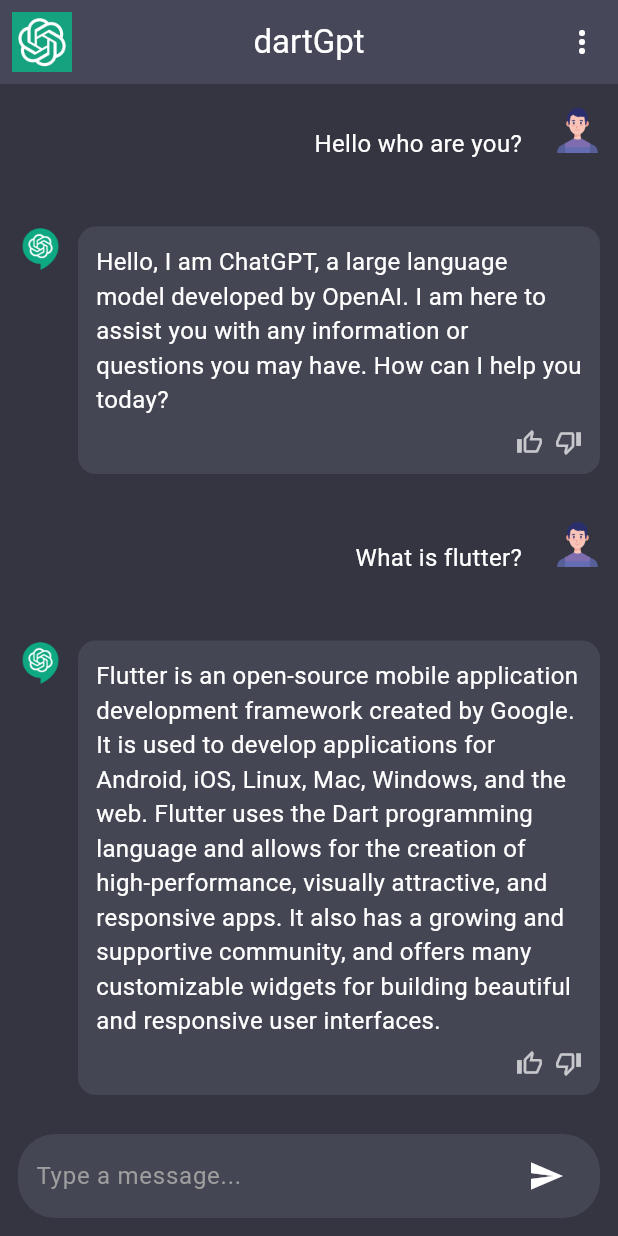
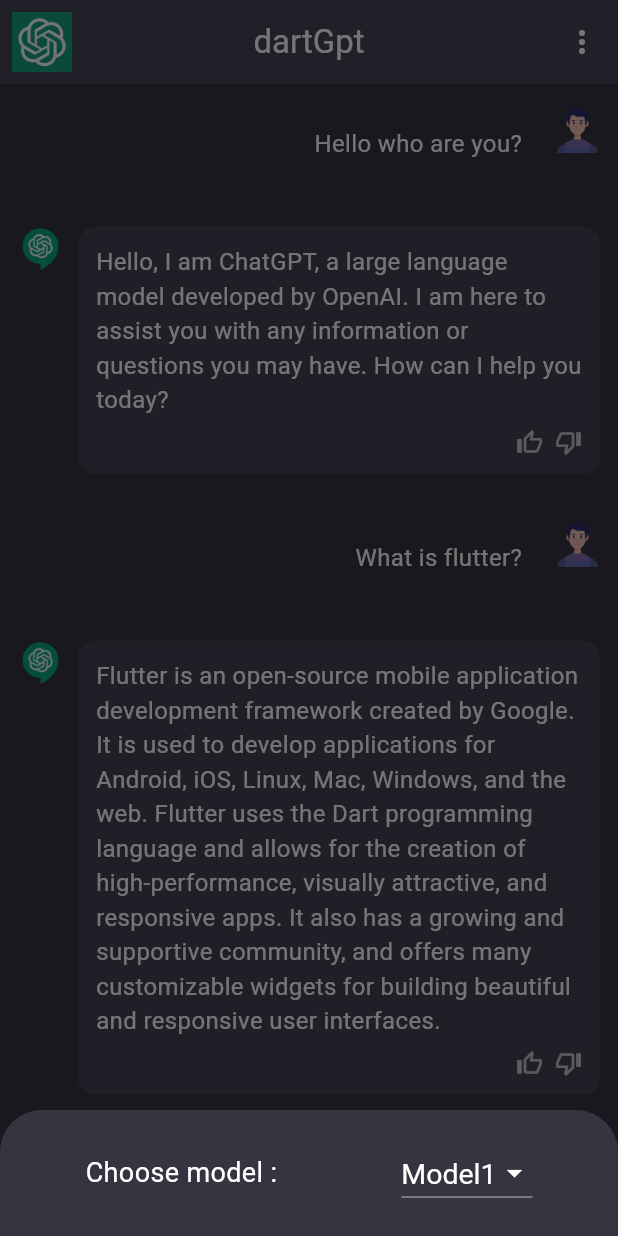
Before and after one commit to Harsh-Techie31/dartGpt, a Flutter app: the screen it shows after launch, after a tap on the "more vert" icon, on a phone screen of 412 x 824 dp. Run offline on Flutter 3.47's test engine with Material 3 defaults, Android fonts, the phone set to English and light mode, and no system bars; our stand-ins replace flutter_spinkit.

Commit message:
done with my first plan of UI

```diff
--- a/lib/constant/constants.dart
+++ b/lib/constant/constants.dart
@@ -2,6 +2,33 @@
 
 Color scaffoldBackgroundColor = const Color(0xFF343541);
 Color cardColor = const Color(0xFF444654);
+
+
+
+
+
+List<String> models = [
+  'Model1',
+  'Model2',
+  'Model3',
+  'Model4',
+  'Model5',
+  'Model6',
+];
+
+List<DropdownMenuItem<String>>? get getModelsItem {
+  List<DropdownMenuItem<String>>? modelsItems =
+      List<DropdownMenuItem<String>>.generate(
+          models.length,
+          (index) => DropdownMenuItem(
+              value: models[index],
+              child: Text(
+                models[index],
+                style: TextStyle(fontSize: 19),
+              )));
+  return modelsItems;
+}
+
 
 final chatMessages = [
   {
--- a/lib/screens/chat-screen.dart
+++ b/lib/screens/chat-screen.dart
@@ -1,6 +1,7 @@
 import 'package:dartgpt/constant/constants.dart';
 import 'package:dartgpt/services/assets.dart';
 import 'package:dartgpt/widgets/chat-widget.dart';
+import 'package:dartgpt/widgets/drop-down.dart';
 import 'package:flutter/material.dart';
 import 'package:flutter_spinkit/flutter_spinkit.dart';
 
@@ -39,7 +40,23 @@
         ),
         actions: [
           IconButton(
-              onPressed: () {},
+              onPressed: () async{
+                  await showModalBottomSheet(
+                    backgroundColor: scaffoldBackgroundColor,
+                    context: context, builder: (context){
+                    return Padding(
+
+                      padding: const EdgeInsets.all(18.0),
+                      child: Row(
+                        mainAxisAlignment: MainAxisAlignment.spaceAround,
+                        children: [
+                          Text("Choose model : " , style: TextStyle(fontSize: 18 , color: Colors.white ),
+                          ),ModelsDropDown()
+                        ],
+                      ),
+                    );
+                  });
+              },
               icon: Icon(
                 Icons.more_vert,
                 color: Colors.white,
--- /dev/null
+++ b/lib/widgets/drop-down.dart
@@ -0,0 +1,30 @@
+import 'package:dartgpt/constant/constants.dart';
+import 'package:flutter/material.dart';
+
+class ModelsDropDown extends StatefulWidget {
+  const ModelsDropDown({super.key});
+
+  @override
+  State<ModelsDropDown> createState() => _ModelsDropDownState();
+}
+
+class _ModelsDropDownState extends State<ModelsDropDown> {
+  String currentModel = "Model1";
+  @override
+  Widget build(BuildContext context) {
+    return DropdownButton(
+      dropdownColor: scaffoldBackgroundColor,
+      iconEnabledColor: Colors.white,
+      iconDisabledColor: Colors.white,
+
+      style: TextStyle(color: const Color.fromARGB(255, 255, 254, 255)),
+      items: getModelsItem,
+    value: currentModel,
+     onChanged: (value){
+      setState(() {
+        currentModel = value.toString();
+      });
+
+    });
+  }
+}
```
